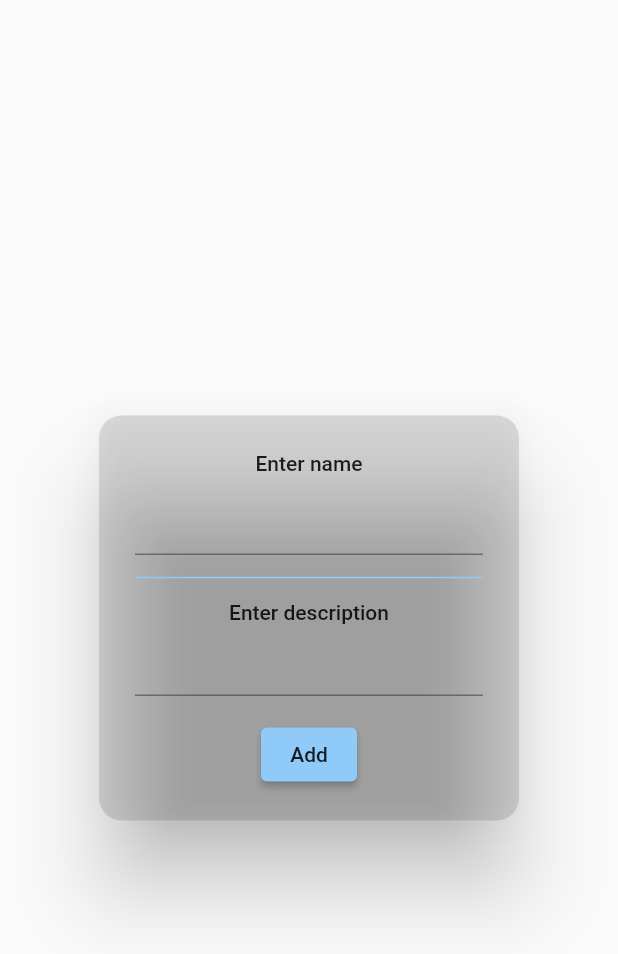
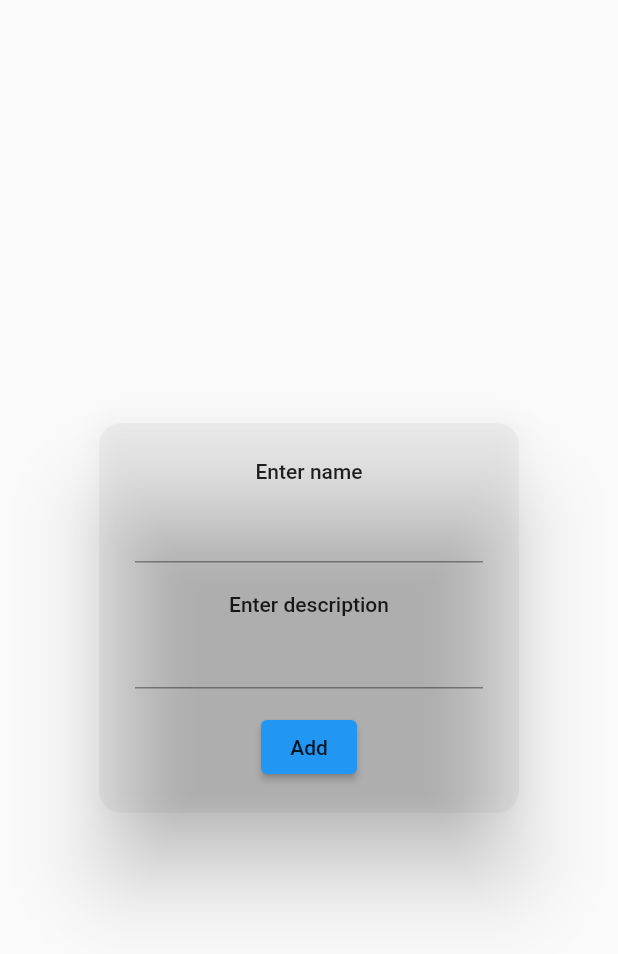
Before and after one commit to blueberry13-8/innostudy, a Flutter app: the PopUpObject widget shown alone on an empty page, opened directly, on a phone screen of 412 x 824 dp. Shown: the top 954 px of the screen. Run offline on Flutter 3.47's test engine with Material 2 defaults, Android fonts, the phone set to English and light mode, and no system bars; our stand-ins replace cloud_firestore, easy_dynamic_theme, file_picker, firebase_auth, firebase_core, firebase_crashlytics and 3 more; missing offline and left inert: textfield_search, universal_html; accounts and stored records are empty; network calls fail.

Commit message:
Update pop_up_add_object.dart
Improved design of adding group/folder

```diff
--- a/lib/widgets/pop_up_add_object.dart
+++ b/lib/widgets/pop_up_add_object.dart
@@ -36,9 +36,10 @@ class _PopUpObjectState extends State<PopUpObject> {
     return Hero(
         tag: 'but',
         child: AlertDialog(
-            backgroundColor: Theme.of(context).focusColor,
+            backgroundColor: Theme.of(context).hoverColor,
             shape: const RoundedRectangleBorder(
-                borderRadius: BorderRadius.all(Radius.circular(15.0))),
+              borderRadius: BorderRadius.all(Radius.circular(15.0)),
+            ),
             title: Column(
               children: [
                 Text(
@@ -50,17 +51,12 @@ class _PopUpObjectState extends State<PopUpObject> {
                 ),
                 TextField(
                   onChanged: (String value) => name = value,
+                  style: TextStyle(
+                    color: Theme.of(context).primaryColor,
+                  ),
                 ),
                 const SizedBox(
-                  height: 10,
-                ),
-                Divider(
-                  height: 10,
-                  color: Theme.of(context).backgroundColor,
-                  thickness: 1,
-                ),
-                const SizedBox(
-                  height: 10,
+                  height: 20,
                 ),
                 Text(
                   'Enter description',
@@ -68,14 +64,14 @@ class _PopUpObjectState extends State<PopUpObject> {
                 ),
                 TextField(
                   onChanged: (String value) => description = value,
+                  style: TextStyle(
+                    color: Theme.of(context).primaryColor,
+                  ),
                 ),
                 const SizedBox(
                   height: 15,
                 ),
                 ElevatedButton(
-                  style: ElevatedButton.styleFrom(
-                    primary: Theme.of(context).backgroundColor,
-                  ),
                   onPressed: () async {
                     if (name != '') {
                       if (widget.type == PermissionableType.group) {
```
